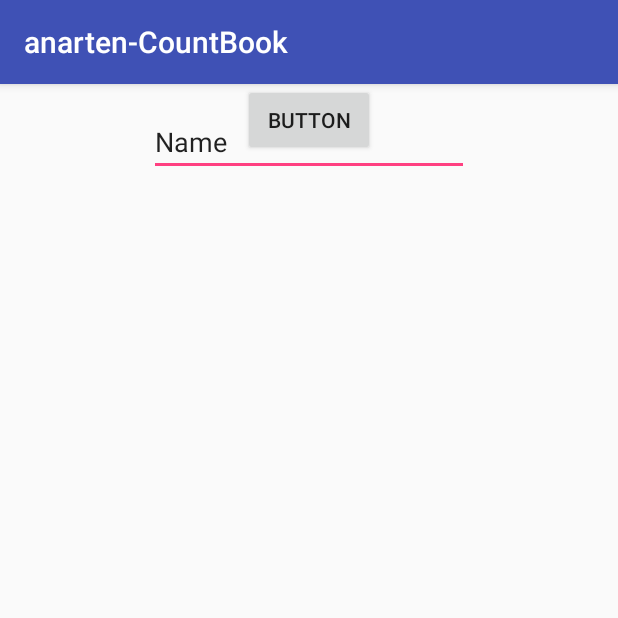
After one commit to anarten/anarten-CountBook, an Android app: the CreateCounterActivity screen opened directly, with no data from a screen before it, on a phone screen of 412 x 824 dp, the top half of it. The commit adds this screen. Run offline under Robolectric (Android 15) with nearby library versions, the phone set to English and light mode, and no system bars.

Commit message:
Prelim navigation to create

```diff
--- a/app/build.gradle
+++ b/app/build.gradle
@@ -26,5 +26,6 @@ dependencies {
     })
     compile 'com.android.support:appcompat-v7:25.3.1'
     compile 'com.android.support.constraint:constraint-layout:1.0.2'
+    compile 'com.android.support:design:25.3.1'
     testCompile 'junit:junit:4.12'
 }
--- /dev/null
+++ b/app/src/main/java/com/example/anarten_countbook/CreateCounterActivity.java
@@ -0,0 +1,21 @@
+package com.example.anarten_countbook;
+
+import android.content.Intent;
+import android.support.v7.app.AppCompatActivity;
+import android.os.Bundle;
+
+public class CreateCounterActivity extends AppCompatActivity {
+
+    @Override
+    protected void onCreate(Bundle savedInstanceState) {
+        super.onCreate(savedInstanceState);
+        setContentView(R.layout.activity_create_counter);
+
+        // Get the Intent that started this activity and extract the string
+        Intent intent = getIntent();
+
+        // Capture the layout's TextView and set the string as its text
+        //TextView textView = (TextView) findViewById(R.id.editText);
+        //textView.setText(message);
+    }
+}
--- /dev/null
+++ b/app/src/main/res/layout/activity_create_counter.xml
@@ -0,0 +1,29 @@
+<?xml version="1.0" encoding="utf-8"?>
+<android.support.constraint.ConstraintLayout xmlns:android="http://schemas.android.com/apk/res/android"
+    xmlns:app="http://schemas.android.com/apk/res-auto"
+    xmlns:tools="http://schemas.android.com/tools"
+    android:layout_width="match_parent"
+    android:layout_height="match_parent"
+    tools:context="com.example.anarten_countbook.CreateCounterActivity">
+
+    <Button
+        android:id="@+id/button"
+        android:layout_width="wrap_content"
+        android:layout_height="wrap_content"
+        android:text="Button"
+        app:layout_constraintLeft_toLeftOf="parent"
+        app:layout_constraintRight_toRightOf="parent"
+        tools:layout_editor_absoluteY="176dp" />
+
+    <EditText
+        android:id="@+id/editText"
+        android:layout_width="wrap_content"
+        android:layout_height="wrap_content"
+        android:layout_marginTop="16dp"
+        android:ems="10"
+        android:inputType="textPersonName"
+        android:text="Name"
+        app:layout_constraintLeft_toLeftOf="parent"
+        app:layout_constraintRight_toRightOf="parent"
+        app:layout_constraintTop_toTopOf="parent" />
+</android.support.constraint.ConstraintLayout>
--- a/app/src/main/res/layout/activity_display_counter.xml
+++ /dev/null
@@ -1,6 +0,0 @@
-<?xml version="1.0" encoding="utf-8"?>
-<android.support.constraint.ConstraintLayout
-    xmlns:android="http://schemas.android.com/apk/res/android" android:layout_width="match_parent"
-    android:layout_height="match_parent">
-
-</android.support.constraint.ConstraintLayout>
```
Also changed, not shown: app/src/main/AndroidManifest.xml (+7 -0 lines), app/src/main/java/com/example/anarten_countbook/MainActivity.java (+9 -1 lines), app/src/main/res/layout/activity_main.xml (+7 -5 lines).
